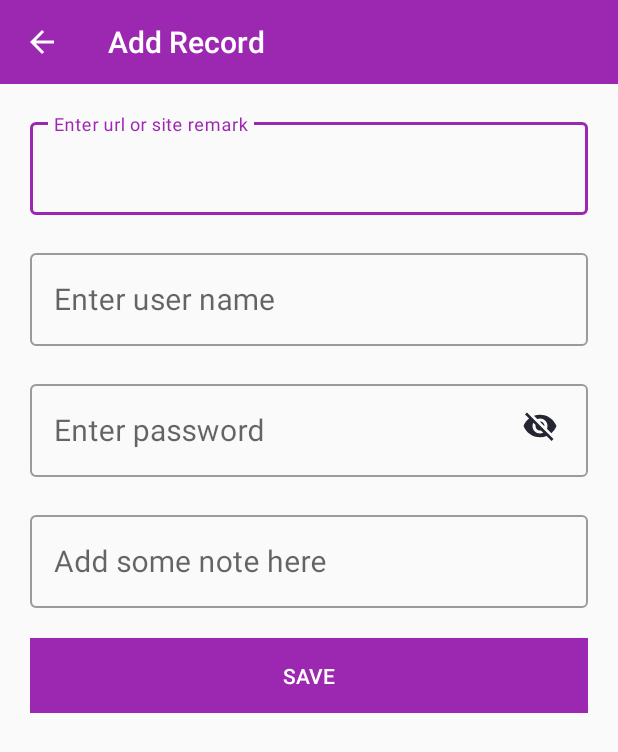
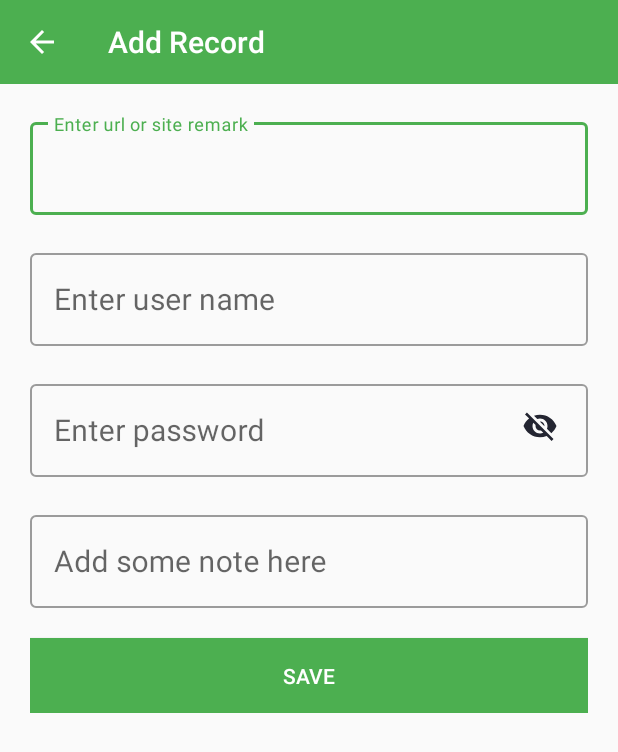
Before and after one commit to Aalishan565/SaveMyKeys, an Android app: the HomeActivity screen opened directly, with no data from a screen before it, after a tap on an icon or button, on a phone screen of 412 x 824 dp. Shown: the top 752 px of the screen. Run offline under Robolectric (Android 15) with nearby library versions, the phone set to English and light mode, and no system bars; our stand-ins replace Room's generated code.

Commit message:
- message updated

```diff
--- a/app/src/main/res/values/colors.xml
+++ b/app/src/main/res/values/colors.xml
@@ -1,7 +1,7 @@
 <?xml version="1.0" encoding="utf-8"?>
 <resources>
-    <color name="colorPrimary">#9C27B0</color>
-    <color name="colorPrimaryDark">#6F347A</color>
-    <color name="colorAccent">#F44336</color>
+    <color name="colorPrimary">#4CAF50</color>
+    <color name="colorPrimaryDark">#388E3C</color>
+    <color name="colorAccent">#8BC34A</color>
     <color name="colorWhite">#FFFFFF</color>
 </resources>
--- a/app/src/main/res/values/strings.xml
+++ b/app/src/main/res/values/strings.xml
@@ -19,7 +19,8 @@
     <string name="urlMustNotBeEmpty">Url must not be empty.</string>
     <string name="userNameMustNotBeEmpty">User name must not be empty.</string>
     <string name="passwordMustNotBeEmpty">Password must not be empty.</string>
-    <string name="recordAddedSucessfully">Record added successfully</string>
+    <string name="recordUpdatedSuccessfully">Record updated successfully</string>
+    <string name="recordAddedSuccessfully">Record added successfully</string>
     <string name="record">Record</string>
     <string name="addRecord">Add Record</string>
     <string name="recordDeletedSuccessfully">Record deleted successfully.</string>
```
Also changed, not shown: app/src/main/java/com/savemykeys/viewmodel/RecordViewModel.kt (+5 -2 lines).
